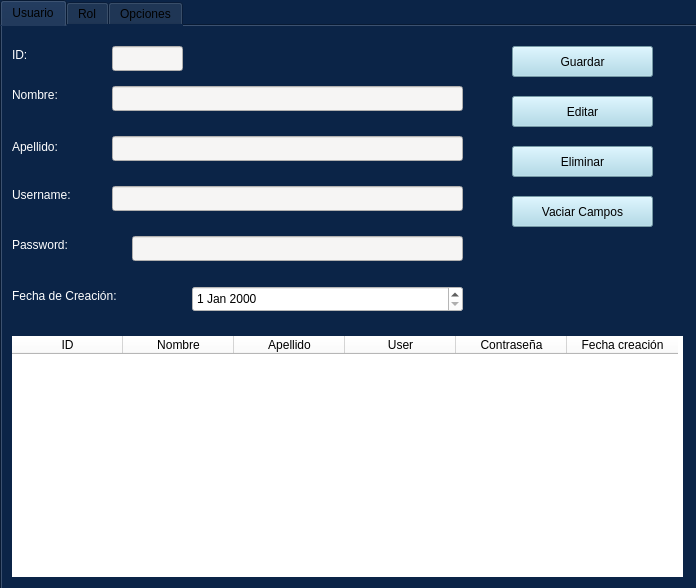
Above: Interfaces/VentanaPrincipal.ui from FranciscoMelen10/Seguridad_UT before the change. Below: the same form after it.
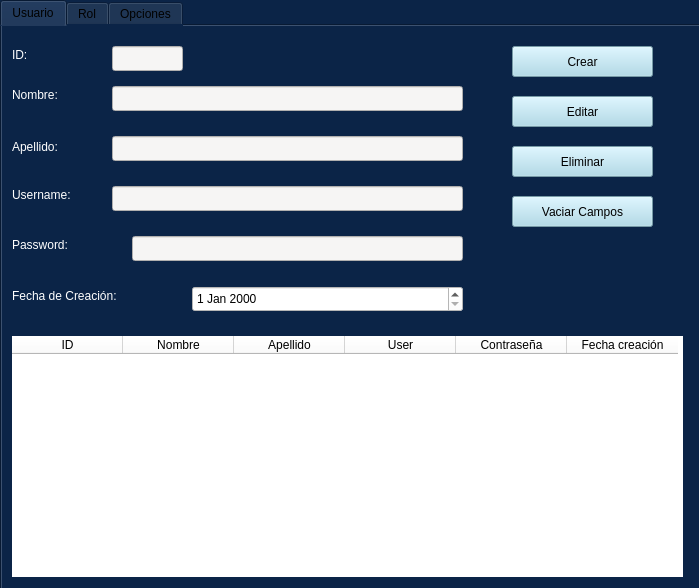
That is the form after the change.

```diff
--- a/Interfaces/VentanaPrincipal.ui
+++ b/Interfaces/VentanaPrincipal.ui
@@ -6,7 +6,7 @@
    <rect>
     <x>0</x>
     <y>0</y>
-    <width>696</width>
+    <width>699</width>
     <height>588</height>
    </rect>
   </property>
@@ -201,7 +201,7 @@
        <string notr="true">background-color: rgb(165, 215, 232);</string>
       </property>
       <property name="text">
-       <string>Guardar</string>
+       <string>Crear</string>
       </property>
      </widget>
      <widget class="QPushButton" name="bt_Editar_Usuario">
```
Left out of the diff: 4 changed lines with no effect on the pictures.
